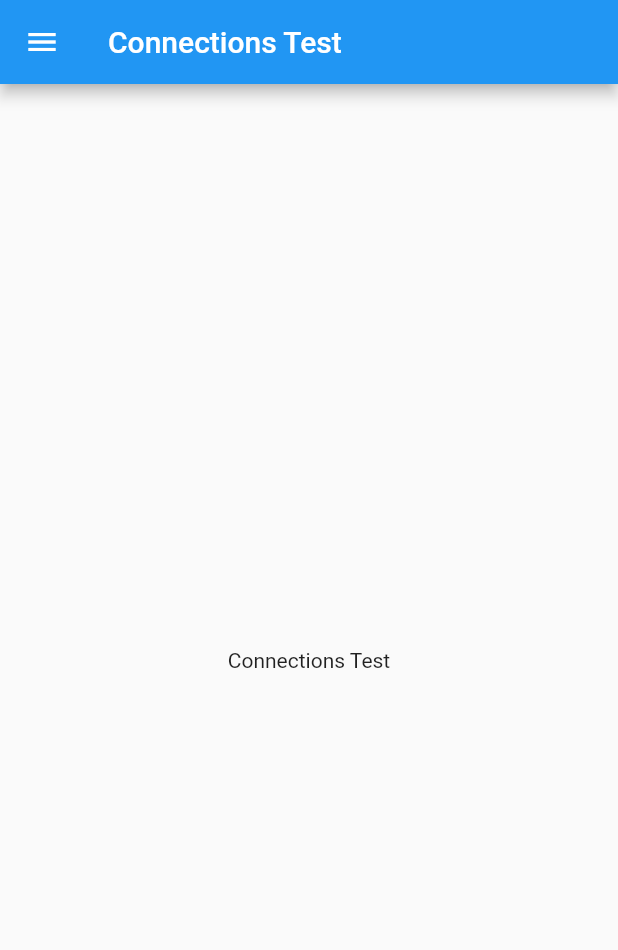
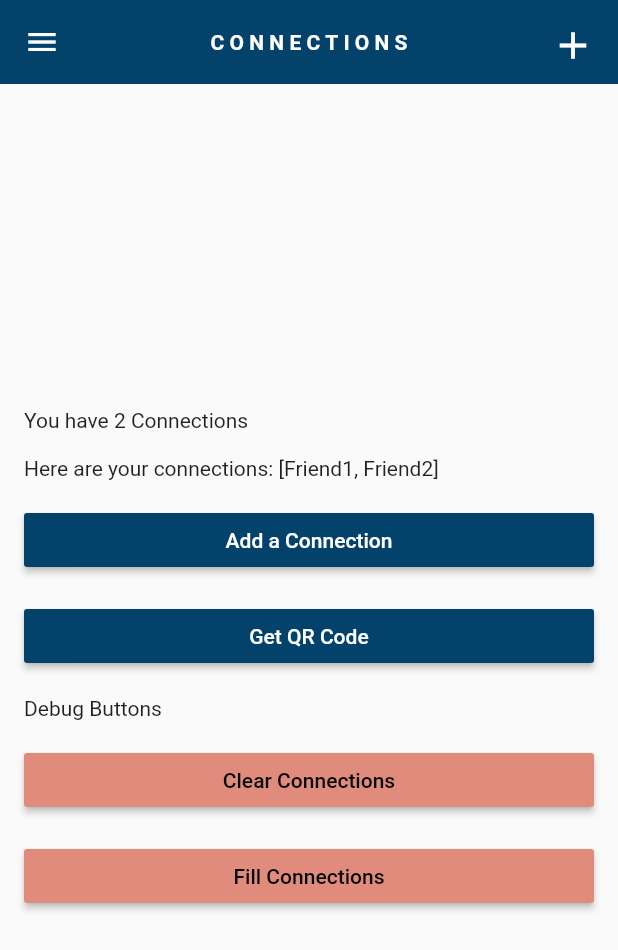
Before and after one commit to JaredEzz/get2gether, a Flutter app: the ConnectionsPage screen opened by its route, on a phone screen of 412 x 824 dp. Shown: the top 950 px of the screen. Run offline on Flutter 3.47's test engine with Material 2 defaults, Android fonts, the phone set to English and light mode, and no system bars; our stand-ins replace qr_flutter; missing offline and left inert: barcode_scan; network calls fail.

```diff
--- a/lib/model/database.dart
+++ b/lib/model/database.dart
@@ -4,6 +4,14 @@ import 'package:get2gether/pages/home/styles.dart';
 
 class Database {
   static final Database _db = Database._internal();
+
+  List _connections = ["Friend1","Friend2"];
+
+  List get connections => _connections;
+
+  set connections(List value) {
+    _connections = value;
+  }
 
   List _eventImages = [image1, image2, image3, image4, image5, image6];
 
--- a/lib/model/user.dart
+++ b/lib/model/user.dart
@@ -1,8 +1,10 @@
 import 'package:get2gether/model/category.dart';
 import 'package:get2gether/model/schedule.dart';
+import 'package:flutter/material.dart';
 
 class User{
   int _id;
+  int _connectionId;
   String _username;
   String _password;
   String _first;
@@ -11,4 +13,5 @@ class User{
   List<Category> _interests;
   List<User> _connections;
   Schedule _schedule;
+  DecorationImage _qrCode;
 }
--- /dev/null
+++ b/lib/pages/connections/connections.dart
@@ -0,0 +1,163 @@
+import 'package:flutter/material.dart';
+import 'package:get2gether/model/database.dart';
+import 'package:get2gether/pages/connections/generate.dart';
+import 'package:get2gether/pages/connections/scan.dart';
+import 'package:get2gether/pages/widget.dart';
+
+class ConnectionsPage extends StatefulWidget{
+  @override
+  _ConnectionsPageState createState() => new _ConnectionsPageState();
+}
+
+class _ConnectionsPageState extends State<ConnectionsPage>{
+
+  @override
+  Widget build(BuildContext context) {
+    final GlobalKey<ScaffoldState> _scaffoldKey = new GlobalKey<ScaffoldState>();
+    return new Scaffold(
+      appBar: AppBar(
+        elevation: 0.0,
+        backgroundColor: new Color.fromRGBO(2, 66, 107, 1.0),
+        centerTitle: true,
+        actions: <Widget>[
+          GestureDetector(
+            onTap: () {
+              Navigator.pushNamed(context, "/addconnection");
+            },
+            child: Container(
+              margin: const EdgeInsets.all(15.0),
+              child: Icon(
+                Icons.add,
+                color: Colors.white,
+                size: 30.0,
+              ),
+            ),
+          )
+        ],
+        title: Row(
+          mainAxisAlignment: MainAxisAlignment.center,
+          children: <Widget>[
+            Text(
+              "CONNECTIONS",
+              style: TextStyle(
+                  fontSize: 14.0,
+                  letterSpacing: 3.5,
+                  fontWeight: FontWeight.bold
+              ),
+            ),
+//            Container(
+//              width: 15.0,
+//              height: 15.0,
+//              margin: new EdgeInsets.only(bottom: 20.0),
+//              alignment: Alignment.center,
+//              child: Text(
+//                Database().connections.length.toString(),
+//                style: TextStyle(fontSize: 10.0),
+//              ),
+//              decoration: BoxDecoration(
+//                  color: Colors.red, shape: BoxShape.circle
+//              ),
+//            )
+          ],
+        ),
+      ),
+      drawer: CustomDrawer(),
+      body: new Center(
+        child:
+
+              Column(
+                mainAxisAlignment: MainAxisAlignment.center,
+                crossAxisAlignment: CrossAxisAlignment.stretch,
+                children: <Widget>[
+                  Padding(
+                    padding: EdgeInsets.symmetric(vertical: 8.0, horizontal: 16.0),
+                    child:
+                    Database().connections.length <= 0 ?
+                    const Text(
+                      "You have 0 Connections"
+                    ) :
+                    Text(
+                      "You have " + Database().connections.length.toString() + " Connections"
+                    ),
+                  ),
+                  Padding(
+                    padding: EdgeInsets.symmetric(vertical: 8.0, horizontal: 16.0),
+                    child:
+                    Database().connections.length <= 0 ?
+                    Text("Empty Connections List"): Text("Here are your connections: "+ Database().connections.toString()) ,
+                  ),
+                  Padding(
+                    padding: EdgeInsets.symmetric(vertical: 8.0, horizontal: 16.0),
+                    child: RaisedButton(
+                        color: Color.fromRGBO(2, 66, 107, 1.0),
+                        textColor: Colors.white,
+                        splashColor: Colors.blueGrey,
+                        onPressed: () {
+                          Navigator.push(
+                            context,
+                            MaterialPageRoute(builder: (context) => AddConnectionPage()),
+                          );
+                        },
+                        child: const Text('Add a Connection')
+                    ),
+                  ),
+                  Padding(
+                    padding: EdgeInsets.symmetric(vertical: 8.0, horizontal: 16.0),
+                    child: RaisedButton(
+                        color: Color.fromRGBO(2, 66, 107, 1.0),
+                        textColor: Colors.white,
+                        splashColor: Colors.blueGrey,
+                        onPressed: () {
+                          Navigator.push(
+                            context,
+                            MaterialPageRoute(builder: (context) => GenerateScreen()),
+                          );
+                        },
+                        child: const Text('Get QR Code')
+                    ),
+                  ),
+                  Padding(
+                    padding: EdgeInsets.symmetric(vertical: 8.0, horizontal: 16.0),
+                    child:
+                    Text("Debug Buttons")
+                  ),
+                  Padding(
+                    padding: EdgeInsets.symmetric(vertical: 8.0, horizontal: 16.0),
+                    child: RaisedButton(
+                        color: Color.fromRGBO(224, 139, 124, 1.0),
+                        textColor: Colors.black,
+                        splashColor: Colors.pinkAccent,
+                        onPressed: () {
+                          Database().connections = [];
+                          Navigator.pushNamed(
+                            context,
+                            "/connections"
+                          );
+                        },
+                        child: const Text('Clear Connections')
+                    ),
+                  ),
+                  Padding(
+                    padding: EdgeInsets.symmetric(vertical: 8.0, horizontal: 16.0),
+                    child: RaisedButton(
+                        color: Color.fromRGBO(224, 139, 124, 1.0),
+                        textColor: Colors.black,
+                        splashColor: Colors.pinkAccent,
+                        onPressed: () {
+                          Database().connections = ["mockConnection1","mockConnection2"];
+                          Navigator.pushNamed(
+                              context,
+                              "/connections"
+                          );
+                        },
+                        child: const Text('Fill Connections')
+                    ),
+                  ),
+                ],
+              )
+
+      ),
+    );
+  }
+
+}
--- a/lib/pages/connections_page.dart
+++ /dev/null
@@ -1,22 +0,0 @@
-import 'package:flutter/material.dart';
-import 'package:get2gether/pages/widget.dart';
-
-class ConnectionsPage extends StatefulWidget{
-  @override
-  _ConnectionsPageState createState() => new _ConnectionsPageState();
-}
-
-class _ConnectionsPageState extends State<ConnectionsPage>{
-
-  @override
-  Widget build(BuildContext context) {
-    return new Scaffold(
-      appBar: AppBar(title: new Text("Connections Test")),
-      drawer: CustomDrawer(),
-      body: new Center(
-          child: new Text("Connections Test")
-      ),
-    );
-  }
-
-}
--- a/lib/pages/home/home.dart
+++ b/lib/pages/home/home.dart
@@ -141,7 +141,7 @@ class _HomePageState extends State<HomePage> with TickerProviderStateMixin{
             Text(
               "ACTIVITIES",
               style: TextStyle(
-                fontSize: 12.0,
+                fontSize: 14.0,
                 letterSpacing: 3.5,
                 fontWeight: FontWeight.bold
               ),
--- a/lib/pages/home/styles.dart
+++ b/lib/pages/home/styles.dart
@@ -1,6 +1,6 @@
 import 'package:flutter/material.dart';
 
-DecorationImage image1 = DecorationImage(
+DecorationImage image6 = DecorationImage(
     image: new NetworkImage("https://cdn.topgolf.com/assets/galleries/11551/2131_hitting-bays-night-topgolf-centennial-01.jpg"),
     fit: BoxFit.cover
 );
@@ -29,7 +29,7 @@ DecorationImage image5 = DecorationImage(
 );
 
 //Night Life Comedy
-DecorationImage image6 = DecorationImage(
+DecorationImage image1 = DecorationImage(
     image: new NetworkImage("https://cbssanfran.files.wordpress.com/2012/04/nightlife-music-comedy-rooster-t-feathers-comedy-club.jpg"),
     fit: BoxFit.cover
 );
--- a/pubspec.yaml
+++ b/pubspec.yaml
@@ -19,6 +19,9 @@ environment:
 dependencies:
   flutter:
     sdk: flutter
+  path_provider: 0.4.1
+  barcode_scan: ^0.0.4
+  qr_flutter: ^2.0.0
 
   # The following adds the Cupertino Icons font to your application.
   # Use with the CupertinoIcons class for iOS style icons.
```
Also changed, not shown: lib/main.dart (+9 -2 lines), lib/pages/connections/generate.dart (added, +149 -0 lines), lib/pages/connections/scan.dart (added, +104 -0 lines), lib/pages/widget.dart (+7 -7 lines), pubspec.lock, 4 other files.
